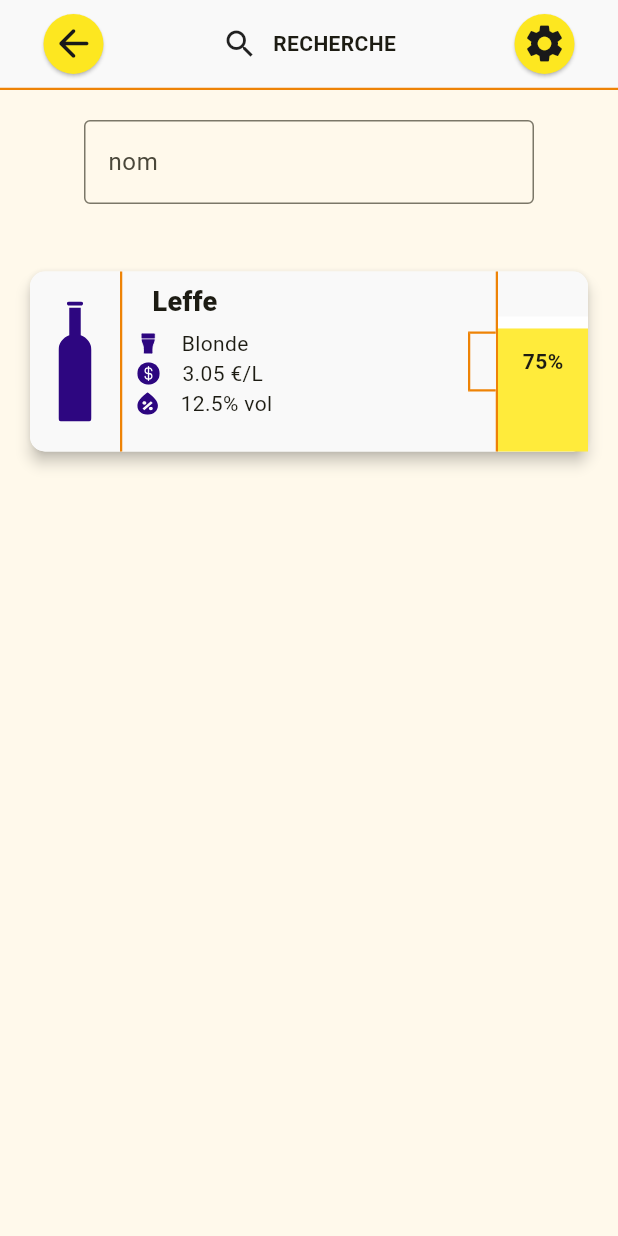
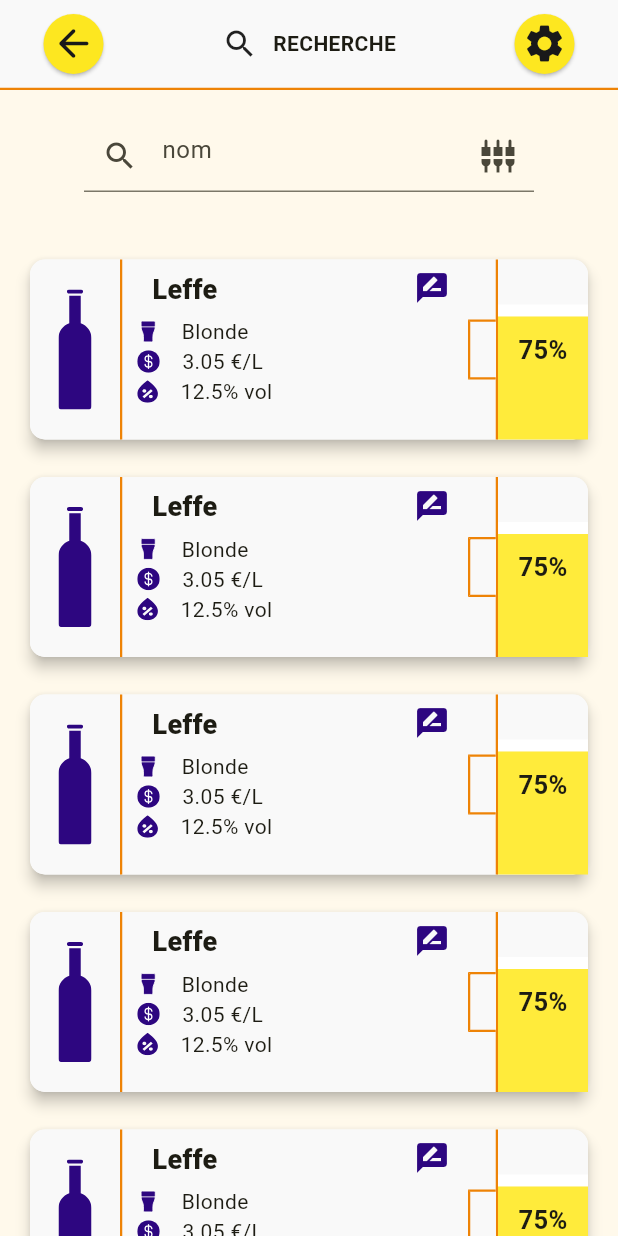
Before and after one commit to CharlesHauer/beer_connect, a Flutter app: the SearchScreen screen opened by its route, on a phone screen of 412 x 824 dp. Run offline on Flutter 3.47's test engine with Material 2 defaults, Android fonts, the light colour scheme and no system bars; our stand-ins replace camera, flutter_svg, google_nav_bar, line_icons.

Commit message:
add feature: scrool view for beer card

```diff
--- a/lib/screens/search_screen.dart
+++ b/lib/screens/search_screen.dart
@@ -5,20 +5,18 @@
 import 'package:beer_connect/widgets/button_back.dart';
 import 'package:beer_connect/widgets/button_setting.dart';
 import 'package:flutter/material.dart';
-import 'package:flutter_svg/svg.dart';
 
 class SearchScreen extends StatelessWidget {
   const SearchScreen({super.key});
 
   @override
   Widget build(BuildContext context) {
-
     BeerModel beer = BeerModel(
       id: 1,
       abv: 12.5,
       beerType: BeerType.blonde,
       description: 'description',
-        isRated: false,
+      isRated: true,
       name: 'Leffe',
       price: 3.05,
     );
@@ -30,15 +28,11 @@
             Container(
               decoration: const BoxDecoration(
                   border: Border(
-                    bottom: BorderSide(
-                        color: AppTheme.primaryOrange,
-                        width: 1.5
+                    bottom:
+                        BorderSide(color: AppTheme.primaryOrange, width: 1.5),
                   ),
-                  ),
-                  color: AppTheme.greyWhite
-              ),
+                  color: AppTheme.greyWhite),
               height: 60,
-
               child: const Row(
                 children: [
                   Padding(padding: EdgeInsets.only(left: 10)),
@@ -63,23 +57,48 @@
                 ],
               ),
             ),
-
             const Padding(padding: EdgeInsets.only(bottom: 20)),
-
-            const SizedBox(
+            SizedBox(
               width: 300,
               child: TextField(
                 decoration: InputDecoration(
-                border: OutlineInputBorder(),
+                  prefixIcon: const Icon(Icons.search),
+                  suffixIcon: IconButton(
+                      onPressed: () {}, icon: const Icon(Icons.settings_input_component)),
                   hintText: 'nom',
                 ),
               ),
             ),
-
             const Padding(padding: EdgeInsets.only(bottom: 20)),
-
-
-            BeerCardSearch(beer: beer,),
+            Expanded(
+                child: SingleChildScrollView(
+              child: Column(
+                children: [
+                  BeerCardSearch(
+                    beer: beer,
+                  ),
+                  BeerCardSearch(
+                    beer: beer,
+                  ),
+                  BeerCardSearch(
+                    beer: beer,
+                  ),
+                  BeerCardSearch(
+                    beer: beer,
+                  ),
+                  BeerCardSearch(
+                    beer: beer,
+                  ),
+                  BeerCardSearch(
+                    beer: beer,
+                  ),
+                  BeerCardSearch(
+                    beer: beer,
+                  ),
+                  const Padding(padding: EdgeInsets.only(bottom: 30)),
+                ],
+              ),
+            )),
           ],
         ),
       ),
--- a/lib/widgets/beer_card_search.dart
+++ b/lib/widgets/beer_card_search.dart
@@ -1,6 +1,7 @@
 import 'package:beer_connect/models/beer_model.dart';
 import 'package:beer_connect/utils/beer_type.dart';
 import 'package:beer_connect/utils/theme.dart';
+import 'package:beer_connect/widgets/rated_flag.dart';
 import 'package:flutter/material.dart';
 import 'package:flutter_svg/flutter_svg.dart';
 
@@ -107,6 +108,14 @@
             )
           ),
 
+          Builder(builder: (context) {
+            if (beer.isRated){
+              return const RatedFlag();
+            } else {
+              return Container();
+            }
+          }),
+
           Container(
             decoration: const BoxDecoration(
               color: AppTheme.greyWhite,
@@ -175,7 +184,7 @@
                 const Center(
                   child: Text(
                     '75%',
-                    style: TextStyle(fontWeight: FontWeight.bold),
+                    style: TextStyle(fontWeight: FontWeight.bold, fontSize: 17),
                   ),
                 )
               ]
--- /dev/null
+++ b/lib/widgets/rated_flag.dart
@@ -0,0 +1,25 @@
+import 'package:beer_connect/utils/theme.dart';
+import 'package:flutter/material.dart';
+
+class RatedFlag extends StatelessWidget {
+  const RatedFlag({super.key});
+
+  @override
+  Widget build(BuildContext context) {
+    return Container(
+      color: AppTheme.greyWhite,
+      height: 120,
+      child: const Row(
+        children: [
+          Column(
+            children: [
+              Padding(padding: EdgeInsets.only(bottom: 7)),
+              Icon(Icons.rate_review, color: AppTheme.primaryPurple,),
+            ],
+          ),
+          Padding(padding: EdgeInsets.only(left: 12)),
+        ],
+      ),
+    );
+  }
+}
```
Lines whose indentation alone changed are shown as unchanged.
